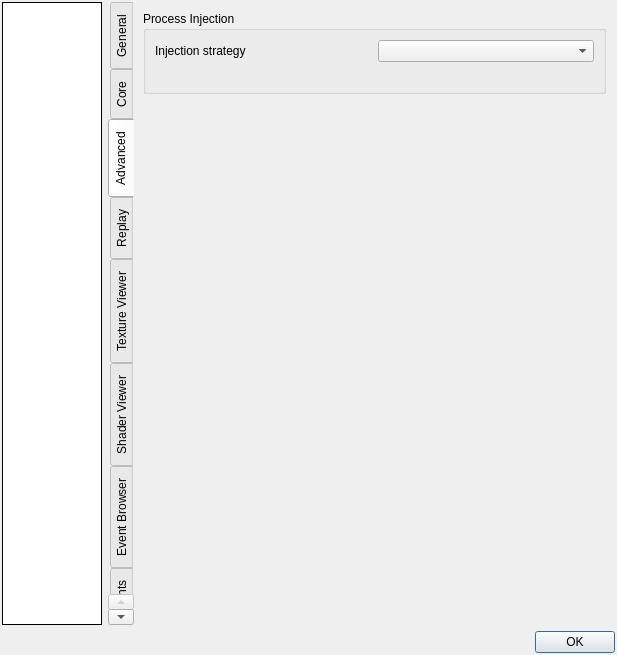
Old version of the form qrenderdoc/Windows/Dialogs/SettingsDialog.ui in the repository Axonsin/renderdoc_pythonmodules.
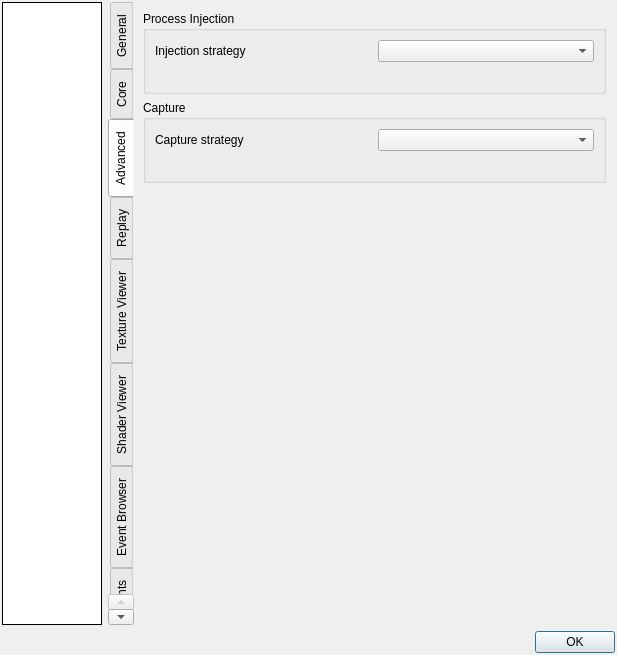
New version of the form. The open tabs and pages were chosen to show the change. Custom widgets are drawn as their Qt base class.

Commit message: Add selectable multi-target Vulkan capture strategy

The edit to the form file:
```diff
--- a/qrenderdoc/Windows/Dialogs/SettingsDialog.ui
+++ b/qrenderdoc/Windows/Dialogs/SettingsDialog.ui
@@ -698,6 +698,42 @@
          </layout>
         </widget>
        </item>
+       <item>
+        <widget class="QGroupBox" name="captureGroupBox">
+         <property name="title">
+          <string>Capture</string>
+         </property>
+         <layout class="QGridLayout" name="captureGridLayout">
+          <item row="0" column="0">
+           <widget class="QLabel" name="captureStrategyLabel">
+            <property name="toolTip">
+             <string>Selects which frame capturers record a capture file when a capture is triggered.&lt;br&gt;&lt;br&gt;- Default: only the active window of the target program is captured, producing one .rdc.&lt;br&gt;&lt;br&gt;- All Vulkan devices: every Vulkan instance in the target program records its own .rdc on each trigger. GL capture triggers are redirected to the Vulkan devices, for GLES-on-Vulkan emulators. Applies to newly launched programs.</string>
+            </property>
+            <property name="text">
+             <string>Capture strategy</string>
+            </property>
+           </widget>
+          </item>
+          <item row="0" column="1">
+           <widget class="QComboBox" name="Capture_MultiTarget">
+            <property name="toolTip">
+             <string>Selects which frame capturers record a capture file when a capture is triggered.&lt;br&gt;&lt;br&gt;- Default: only the active window of the target program is captured, producing one .rdc.&lt;br&gt;&lt;br&gt;- All Vulkan devices: every Vulkan instance in the target program records its own .rdc on each trigger. GL capture triggers are redirected to the Vulkan devices, for GLES-on-Vulkan emulators. Applies to newly launched programs.</string>
+            </property>
+           </widget>
+          </item>
+          <item row="1" column="0" colspan="2">
+           <widget class="QLabel" name="Capture_MultiTarget_Desc">
+            <property name="text">
+             <string/>
+            </property>
+            <property name="wordWrap">
+             <bool>true</bool>
+            </property>
+           </widget>
+          </item>
+         </layout>
+        </widget>
+       </item>
        <item>
         <spacer name="advancedVerticalSpacer">
          <property name="orientation">
```
The commit also changes 8 other files.
